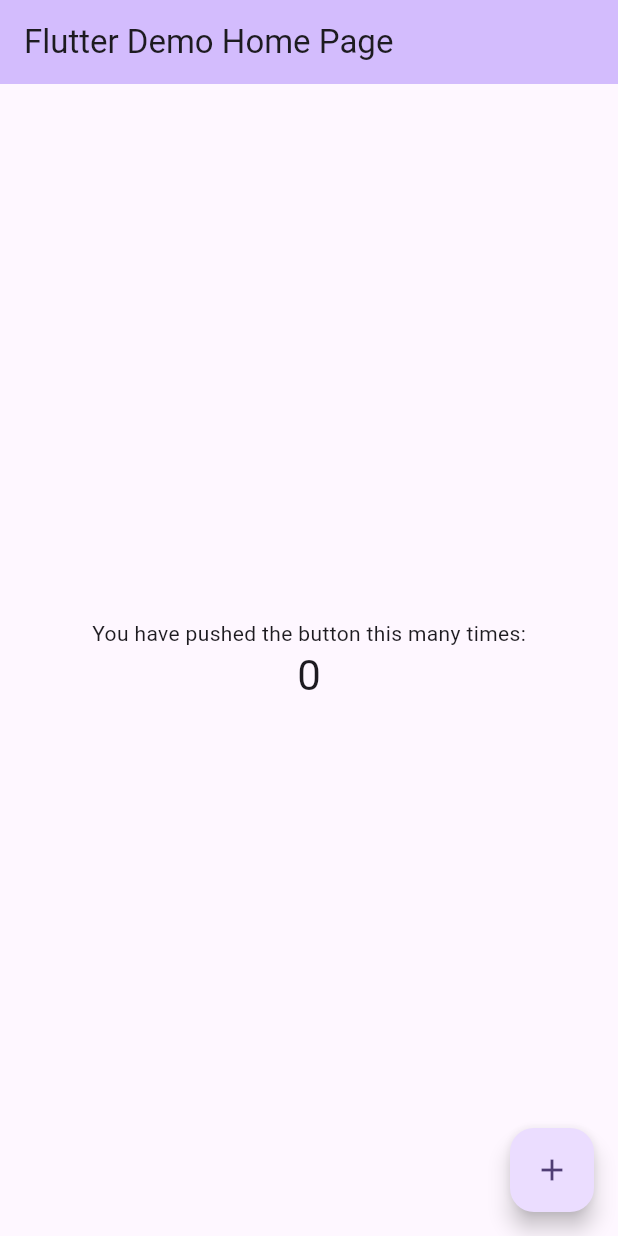
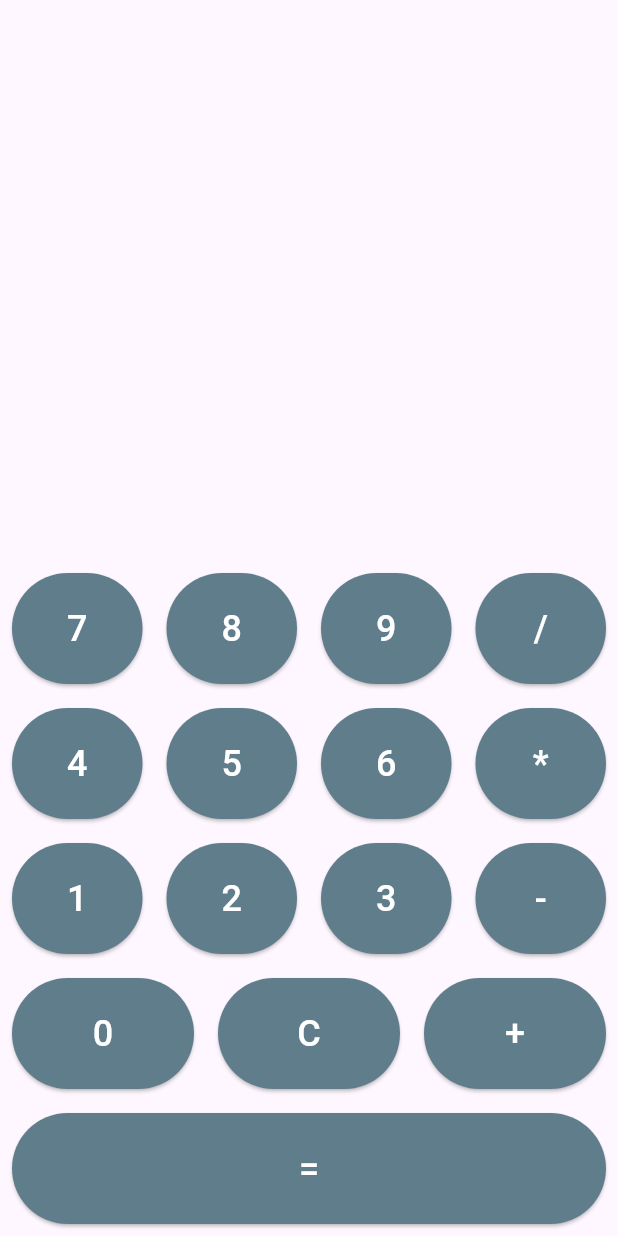
Before and after one commit to slowwwwpoke/calculator_app, a Flutter app: the screen it shows after launch, on a phone screen of 412 x 824 dp. Run offline on Flutter 3.47's test engine with Material 3 defaults, Android fonts, the phone set to English and light mode, and no system bars.

```diff
--- a/lib/main.dart
+++ b/lib/main.dart
@@ -1,125 +1,113 @@
 import 'package:flutter/material.dart';
 
 void main() {
-  runApp(const MyApp());
+  runApp(const CalculatorApp());
 }
 
-class MyApp extends StatelessWidget {
-  const MyApp({super.key});
+class CalculatorApp extends StatelessWidget {
+  const CalculatorApp({super.key});
 
-  // This widget is the root of your application.
   @override
   Widget build(BuildContext context) {
     return MaterialApp(
-      title: 'Flutter Demo',
-      theme: ThemeData(
-        // This is the theme of your application.
-        //
-        // TRY THIS: Try running your application with "flutter run". You'll see
-        // the application has a purple toolbar. Then, without quitting the app,
-        // try changing the seedColor in the colorScheme below to Colors.green
-        // and then invoke "hot reload" (save your changes or press the "hot
-        // reload" button in a Flutter-supported IDE, or press "r" if you used
-        // the command line to start the app).
-        //
-        // Notice that the counter didn't reset back to zero; the application
-        // state is not lost during the reload. To reset the state, use hot
-        // restart instead.
-        //
-        // This works for code too, not just values: Most code changes can be
-        // tested with just a hot reload.
-        colorScheme: ColorScheme.fromSeed(seedColor: Colors.deepPurple),
-        useMaterial3: true,
-      ),
-      home: const MyHomePage(title: 'Flutter Demo Home Page'),
+      title: 'Calculator',
+      home: const CalculatorScreen(),
+      debugShowCheckedModeBanner: false,
     );
   }
 }
 
-class MyHomePage extends StatefulWidget {
-  const MyHomePage({super.key, required this.title});
-
-  // This widget is the home page of your application. It is stateful, meaning
-  // that it has a State object (defined below) that contains fields that affect
-  // how it looks.
-
-  // This class is the configuration for the state. It holds the values (in this
-  // case the title) provided by the parent (in this case the App widget) and
-  // used by the build method of the State. Fields in a Widget subclass are
-  // always marked "final".
-
-  final String title;
+class CalculatorScreen extends StatefulWidget {
+  const CalculatorScreen({super.key});
 
   @override
-  State<MyHomePage> createState() => _MyHomePageState();
+  _CalculatorScreenState createState() => _CalculatorScreenState();
 }
 
-class _MyHomePageState extends State<MyHomePage> {
-  int _counter = 0;
+class _CalculatorScreenState extends State<CalculatorScreen> {
+  String _display = '';
+  String _operand = '';
+  int _firstOperand = 0;
+  bool _shouldClear = false;
 
-  void _incrementCounter() {
+  void _onPressed(String value) {
     setState(() {
-      // This call to setState tells the Flutter framework that something has
-      // changed in this State, which causes it to rerun the build method below
-      // so that the display can reflect the updated values. If we changed
-      // _counter without calling setState(), then the build method would not be
-      // called again, and so nothing would appear to happen.
-      _counter++;
+      if ('0123456789.'.contains(value)) {
+        if (_shouldClear) {
+          _display = '';
+          _shouldClear = false;
+        }
+        _display += value;
+      } else if ('+-*/'.contains(value)) {
+        _firstOperand = int.parse(_display);
+        _operand = value;
+        _shouldClear = true;
+      } else if (value == '=') {
+        double secondOperand = double.parse(_display);
+        switch (_operand) {
+          case '+':
+            _display = (_firstOperand + secondOperand).toString();
+            break;
+          case '-':
+            _display = (_firstOperand - secondOperand).toString();
+            break;
+          case '*':
+            _display = (_firstOperand * secondOperand).toString();
+            break;
+          case '/':
+            _display = secondOperand == 0 ? 'Error' : (_firstOperand / secondOperand).toString();
+            break;
+        }
+        _operand = '';
+        _shouldClear = true;
+      } else if (value == 'C') {
+        _display = '0';
+        _firstOperand = 0;
+        _operand = '';
+      }
     });
+  }
+
+  Widget _buildButton(String text) {
+    return Expanded(
+      child: Padding(
+        padding: const EdgeInsets.all(8.0),
+        child: ElevatedButton(
+          onPressed: () => _onPressed(text),
+          style: ElevatedButton.styleFrom(
+            backgroundColor: Colors.blueGrey,
+            padding: const EdgeInsets.all(20),
+          ),
+          child: Text(
+            text,
+            style: const TextStyle(fontSize: 24, color: Colors.white),
+          ),
+        ),
+      ),
+    );
   }
 
   @override
   Widget build(BuildContext context) {
-    // This method is rerun every time setState is called, for instance as done
-    // by the _incrementCounter method above.
-    //
-    // The Flutter framework has been optimized to make rerunning build methods
-    // fast, so that you can just rebuild anything that needs updating rather
-    // than having to individually change instances of widgets.
     return Scaffold(
-      appBar: AppBar(
-        // TRY THIS: Try changing the color here to a specific color (to
-        // Colors.amber, perhaps?) and trigger a hot reload to see the AppBar
-        // change color while the other colors stay the same.
-        backgroundColor: Theme.of(context).colorScheme.inversePrimary,
-        // Here we take the value from the MyHomePage object that was created by
-        // the App.build method, and use it to set our appbar title.
-        title: Text(widget.title),
+      body: Column(
+        mainAxisAlignment: MainAxisAlignment.end,
+        children: [
+          Container(
+            padding: const EdgeInsets.all(20),
+            alignment: Alignment.centerRight,
+            child: Text(
+              _display,
+              style: const TextStyle(fontSize: 48, color: Colors.black),
+            ),
+          ),
+          Row(children: [_buildButton('7'), _buildButton('8'), _buildButton('9'), _buildButton('/')]),
+          Row(children: [_buildButton('4'), _buildButton('5'), _buildButton('6'), _buildButton('*')]),
+          Row(children: [_buildButton('1'), _buildButton('2'), _buildButton('3'), _buildButton('-')]),
+          Row(children: [_buildButton('0'), _buildButton('C'), _buildButton('+')]),
+          Row(children: [_buildButton('=')]),
+        ],
       ),
-      body: Center(
-        // Center is a layout widget. It takes a single child and positions it
-        // in the middle of the parent.
-        child: Column(
-          // Column is also a layout widget. It takes a list of children and
-          // arranges them vertically. By default, it sizes itself to fit its
-          // children horizontally, and tries to be as tall as its parent.
-          //
-          // Column has various properties to control how it sizes itself and
-          // how it positions its children. Here we use mainAxisAlignment to
-          // center the children vertically; the main axis here is the vertical
-          // axis because Columns are vertical (the cross axis would be
-          // horizontal).
-          //
-          // TRY THIS: Invoke "debug painting" (choose the "Toggle Debug Paint"
-          // action in the IDE, or press "p" in the console), to see the
-          // wireframe for each widget.
-          mainAxisAlignment: MainAxisAlignment.center,
-          children: <Widget>[
-            const Text(
-              'You have pushed the button this many times:',
-            ),
-            Text(
-              '$_counter',
-              style: Theme.of(context).textTheme.headlineMedium,
-            ),
-          ],
-        ),
-      ),
-      floatingActionButton: FloatingActionButton(
-        onPressed: _incrementCounter,
-        tooltip: 'Increment',
-        child: const Icon(Icons.add),
-      ), // This trailing comma makes auto-formatting nicer for build methods.
     );
   }
 }
```
